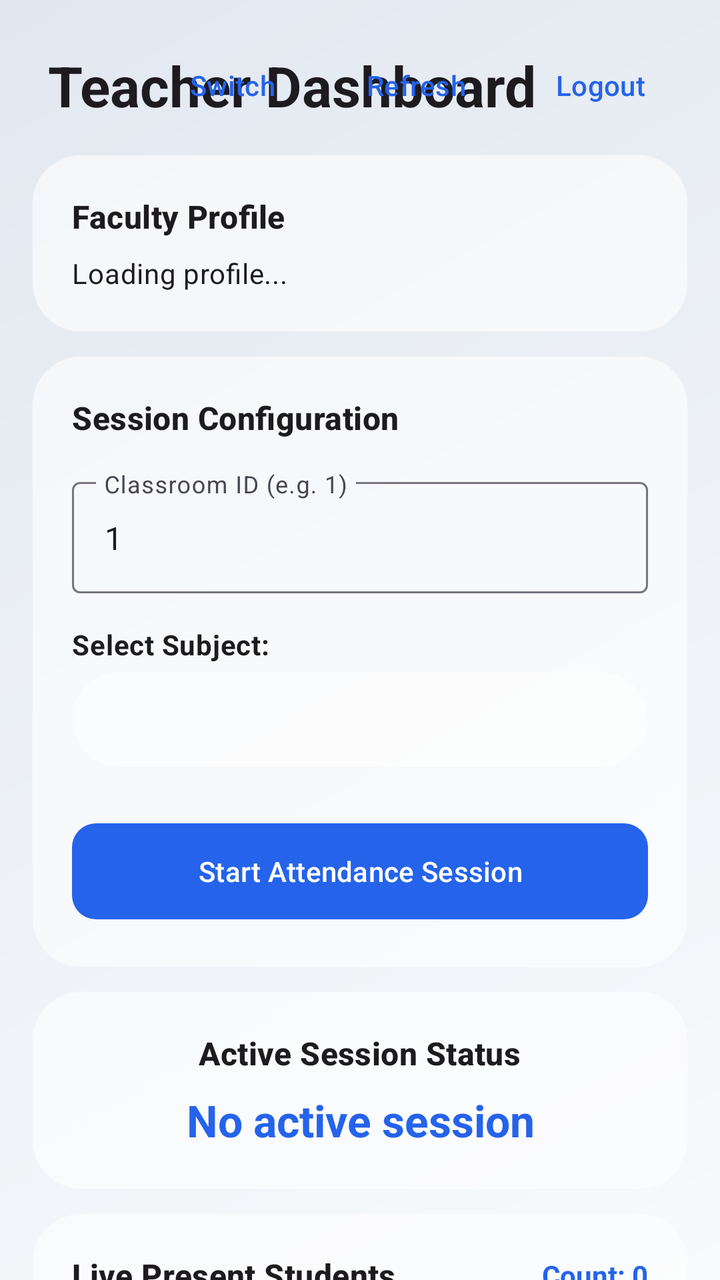
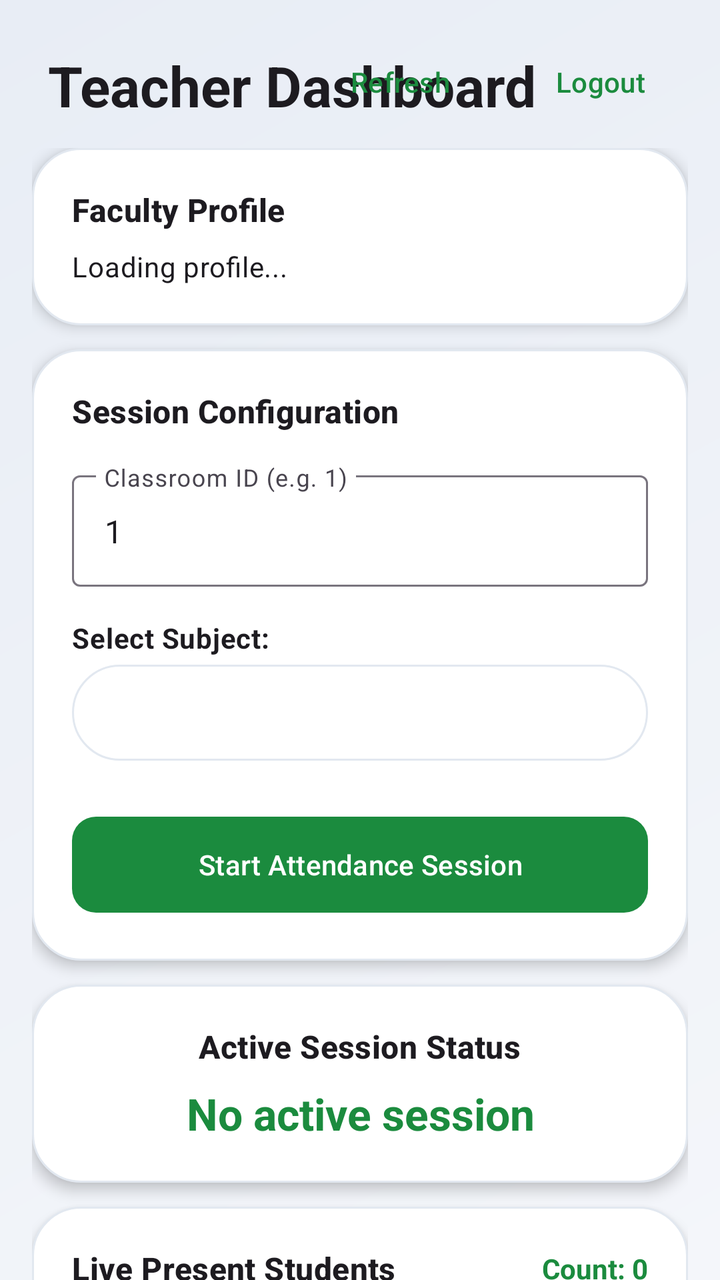

Before-and-after screenshots of an Android layout around one commit, followed by the original layout XML and the change that was made.
<!-- AndroidManifest.xml: application theme Theme.SmartAttendance -->
<!-- res/layout/activity_teacher_dashboard.xml -->
﻿<?xml version="1.0" encoding="utf-8"?>
<androidx.constraintlayout.widget.ConstraintLayout xmlns:android="http://schemas.android.com/apk/res/android"
    xmlns:app="http://schemas.android.com/apk/res-auto"
    xmlns:tools="http://schemas.android.com/tools"
    android:layout_width="match_parent"
    android:layout_height="match_parent"
    android:background="@drawable/bg_gradient"
    tools:context=".TeacherDashboardActivity">

    
    <TextView
        android:id="@+id/tvHeader"
        android:layout_width="wrap_content"
        android:layout_height="wrap_content"
        android:layout_margin="24dp"
        android:text="Teacher Dashboard"
        android:textAppearance="?attr/textAppearanceHeadlineMedium"
        android:textStyle="bold"
        app:layout_constraintStart_toStartOf="parent"
        app:layout_constraintTop_toTopOf="parent" />

    <Button
        android:id="@+id/btnSwitch"
        style="@style/Widget.Material3.Button.TextButton"
        android:layout_width="wrap_content"
        android:layout_height="wrap_content"
        android:layout_marginEnd="4dp"
        android:text="Switch"
        app:layout_constraintBottom_toBottomOf="@+id/tvHeader"
        app:layout_constraintEnd_toStartOf="@+id/btnRefresh"
        app:layout_constraintTop_toTopOf="@+id/tvHeader" />

    <Button
        android:id="@+id/btnRefresh"
        style="@style/Widget.Material3.Button.TextButton"
        android:layout_width="wrap_content"
        android:layout_height="wrap_content"
        android:layout_marginEnd="4dp"
        android:text="Refresh"
        app:layout_constraintBottom_toBottomOf="@+id/tvHeader"
        app:layout_constraintEnd_toStartOf="@+id/btnLogout"
        app:layout_constraintTop_toTopOf="@+id/tvHeader" />

    <Button
        android:id="@+id/btnLogout"
        style="@style/Widget.Material3.Button.TextButton"
        android:layout_width="wrap_content"
        android:layout_height="wrap_content"
        android:layout_marginEnd="16dp"
        android:text="Logout"
        app:layout_constraintBottom_toBottomOf="@+id/tvHeader"
        app:layout_constraintEnd_toEndOf="parent"
        app:layout_constraintTop_toTopOf="@+id/tvHeader" />

    
    <androidx.core.widget.NestedScrollView
        android:id="@+id/scrollView"
        android:layout_width="0dp"
        android:layout_height="0dp"
        android:clipToPadding="false"
        android:padding="16dp"
        app:layout_constraintBottom_toBottomOf="parent"
        app:layout_constraintEnd_toEndOf="parent"
        app:layout_constraintStart_toStartOf="parent"
        app:layout_constraintTop_toBottomOf="@id/tvHeader">

        <LinearLayout
            android:layout_width="match_parent"
            android:layout_height="wrap_content"
            android:orientation="vertical">

            
            <LinearLayout
                android:id="@+id/cardProfile"
                android:layout_width="match_parent"
                android:layout_height="wrap_content"
                android:layout_marginBottom="12dp"
                android:background="@drawable/glass_card"
                android:elevation="4dp"
                android:orientation="vertical"
                android:padding="20dp">

                <TextView
                    android:layout_width="wrap_content"
                    android:layout_height="wrap_content"
                    android:text="Faculty Profile"
                    android:textAppearance="?attr/textAppearanceTitleMedium"
                    android:textStyle="bold" />

                <TextView
                    android:id="@+id/tvTeacherInfo"
                    android:layout_width="wrap_content"
                    android:layout_height="wrap_content"
                    android:layout_marginTop="8dp"
                    android:text="Loading profile..."
                    android:textAppearance="?attr/textAppearanceBodyMedium" />
            </LinearLayout>

            
            <LinearLayout
                android:id="@+id/cardConfig"
                android:layout_width="match_parent"
                android:layout_height="wrap_content"
                android:layout_marginBottom="12dp"
                android:background="@drawable/glass_card"
                android:elevation="4dp"
                android:orientation="vertical"
                android:padding="20dp">

                <TextView
                    android:layout_width="wrap_content"
                    android:layout_height="wrap_content"
                    android:text="Session Configuration"
                    android:textAppearance="?attr/textAppearanceTitleMedium"
                    android:textStyle="bold" />

                <com.google.android.material.textfield.TextInputLayout
                    android:layout_width="match_parent"
                    android:layout_height="wrap_content"
                    android:layout_marginTop="16dp"
                    android:hint="Classroom ID (e.g. 1)"
                    app:boxBackgroundColor="@android:color/transparent">

                    <com.google.android.material.textfield.TextInputEditText
                        android:id="@+id/etClassroomId"
                        android:layout_width="match_parent"
                        android:layout_height="wrap_content"
                        android:inputType="number"
                        android:text="1" />
                </com.google.android.material.textfield.TextInputLayout>

                <TextView
                    android:layout_width="wrap_content"
                    android:layout_height="wrap_content"
                    android:layout_marginTop="16dp"
                    android:text="Select Subject:"
                    android:textAppearance="?attr/textAppearanceBodyMedium"
                    android:textStyle="bold" />

                <Spinner
                    android:id="@+id/spinnerSubject"
                    android:layout_width="match_parent"
                    android:layout_height="48dp"
                    android:layout_marginTop="4dp"
                    android:background="@drawable/glass_card"
                    android:paddingHorizontal="12dp" />

                <com.google.android.material.button.MaterialButton
                    android:id="@+id/btnStartSession"
                    android:layout_width="match_parent"
                    android:layout_height="56dp"
                    android:layout_marginTop="24dp"
                    android:text="Start Attendance Session"
                    app:cornerRadius="12dp" />

            </LinearLayout>

            
            <LinearLayout
                android:id="@+id/cardTimer"
                android:layout_width="match_parent"
                android:layout_height="wrap_content"
                android:layout_marginBottom="12dp"
                android:background="@drawable/glass_card"
                android:elevation="4dp"
                android:gravity="center"
                android:orientation="vertical"
                android:padding="20dp">

                <TextView
                    android:layout_width="wrap_content"
                    android:layout_height="wrap_content"
                    android:text="Active Session Status"
                    android:textAppearance="?attr/textAppearanceTitleMedium"
                    android:textStyle="bold" />

                <TextView
                    android:id="@+id/tvTimerStatus"
                    android:layout_width="wrap_content"
                    android:layout_height="wrap_content"
                    android:layout_marginTop="8dp"
                    android:text="No active session"
                    android:textAlignment="center"
                    android:textAppearance="?attr/textAppearanceTitleLarge"
                    android:textColor="@color/md_theme_light_primary"
                    android:textStyle="bold" />

                <com.google.android.material.button.MaterialButton
                    android:id="@+id/btnStopSession"
                    style="@style/Widget.Material3.Button.OutlinedButton"
                    android:layout_width="match_parent"
                    android:layout_height="48dp"
                    android:layout_marginTop="16dp"
                    android:text="Stop / Cancel Session"
                    android:visibility="gone"
                    app:cornerRadius="12dp" />
            </LinearLayout>

            
            <LinearLayout
                android:id="@+id/cardRoster"
                android:layout_width="match_parent"
                android:layout_height="wrap_content"
                android:layout_marginBottom="24dp"
                android:background="@drawable/glass_card"
                android:elevation="4dp"
                android:orientation="vertical"
                android:padding="20dp">

                <LinearLayout
                    android:layout_width="match_parent"
                    android:layout_height="wrap_content"
                    android:orientation="horizontal"
                    android:gravity="center_vertical">

                    <TextView
                        android:layout_width="0dp"
                        android:layout_height="wrap_content"
                        android:layout_weight="1"
                        android:text="Live Present Students"
                        android:textAppearance="?attr/textAppearanceTitleMedium"
                        android:textStyle="bold" />

                    <TextView
                        android:id="@+id/tvPresentBadge"
                        android:layout_width="wrap_content"
                        android:layout_height="wrap_content"
                        android:text="Count: 0"
                        android:textStyle="bold"
                        android:textColor="@color/md_theme_light_primary" />
                </LinearLayout>

                <TextView
                    android:id="@+id/tvRosterList"
                    android:layout_width="match_parent"
                    android:layout_height="wrap_content"
                    android:layout_marginTop="12dp"
                    android:text="No active session to display live roster."
                    android:textAppearance="?attr/textAppearanceBodyMedium" />

            </LinearLayout>

        </LinearLayout>
    </androidx.core.widget.NestedScrollView>

    <ProgressBar
        android:id="@+id/progressBar"
        android:layout_width="wrap_content"
        android:layout_height="wrap_content"
        android:visibility="gone"
        app:layout_constraintBottom_toBottomOf="parent"
        app:layout_constraintEnd_toEndOf="parent"
        app:layout_constraintStart_toStartOf="parent"
        app:layout_constraintTop_toTopOf="parent" />

</androidx.constraintlayout.widget.ConstraintLayout>
<!-- resources referenced by this layout -->
<resources>
  <color name="md_theme_light_primary">#2563EB</color>
  <!-- drawable bg_gradient (drawable) -->
  <?xml version="1.0" encoding="utf-8"?>
  <shape xmlns:android="http://schemas.android.com/apk/res/android">
      <gradient
          android:startColor="@color/bg_gradient_start"
          android:endColor="@color/bg_gradient_end"
          android:angle="135" />
  </shape>
  <!-- drawable glass_card (drawable) -->
  <?xml version="1.0" encoding="utf-8"?>
  <shape xmlns:android="http://schemas.android.com/apk/res/android">
      <solid android:color="@color/glass_card_bg" />
      <stroke android:width="1dp" android:color="@color/glass_card_stroke" />
      <corners android:radius="24dp" />
  </shape>
  <style name="Theme.SmartAttendance" parent="Base.Theme.SmartAttendance" />
  <color name="bg_gradient_start">#F8FAFC</color>
  <color name="bg_gradient_end">#E2E8F0</color>
  <color name="glass_card_bg">#99FFFFFF</color>
  <color name="glass_card_stroke">#33FFFFFF</color>
  <style name="Base.Theme.SmartAttendance" parent="Theme.Material3.DayNight.NoActionBar">
          <item name="colorPrimary">@color/md_theme_light_primary</item>
          <item name="colorOnPrimary">@color/md_theme_light_onPrimary</item>
          <item name="colorPrimaryContainer">@color/md_theme_light_primaryContainer</item>
          <item name="colorOnPrimaryContainer">@color/md_theme_light_onPrimaryContainer</item>
      </style>
  <color name="md_theme_light_onPrimary">#FFFFFF</color>
  <color name="md_theme_light_primaryContainer">#DBEAFE</color>
  <color name="md_theme_light_onPrimaryContainer">#1E3A8A</color>
</resources>

<!-- the commit's change to res/layout/activity_teacher_dashboard.xml (unified diff, before → after) -->
@@ -10,8 +10,8 @@
     
     <TextView
         android:id="@+id/tvHeader"
-        android:layout_width="wrap_content"
-        android:layout_height="wrap_content"
+        android:layout_width="250dp"
+        android:layout_height="34dp"
         android:layout_margin="24dp"
         android:text="Teacher Dashboard"
         android:textAppearance="?attr/textAppearanceHeadlineMedium"
@@ -19,23 +19,23 @@
         app:layout_constraintStart_toStartOf="parent"
         app:layout_constraintTop_toTopOf="parent" />
 
-    <Button
-        android:id="@+id/btnSwitch"
-        style="@style/Widget.Material3.Button.TextButton"
-        android:layout_width="wrap_content"
-        android:layout_height="wrap_content"
-        android:layout_marginEnd="4dp"
-        android:text="Switch"
-        app:layout_constraintBottom_toBottomOf="@+id/tvHeader"
-        app:layout_constraintEnd_toStartOf="@+id/btnRefresh"
-        app:layout_constraintTop_toTopOf="@+id/tvHeader" />
+
+
+
+
+
+
+
+
+
+
 
     <Button
         android:id="@+id/btnRefresh"
         style="@style/Widget.Material3.Button.TextButton"
         android:layout_width="wrap_content"
         android:layout_height="wrap_content"
-        android:layout_marginEnd="4dp"
+        android:layout_marginEnd="12dp"
         android:text="Refresh"
         app:layout_constraintBottom_toBottomOf="@+id/tvHeader"
         app:layout_constraintEnd_toStartOf="@+id/btnLogout"
<!-- resource entries referenced after the edit -->
@@ -1,6 +1,6 @@
 <!-- resources referenced by this layout -->
 <resources>
-  <color name="md_theme_light_primary">#2563EB</color>
+  <color name="md_theme_light_primary">#1B8B3E</color>
   <!-- drawable bg_gradient (drawable) -->
   <?xml version="1.0" encoding="utf-8"?>
   <shape xmlns:android="http://schemas.android.com/apk/res/android">
@@ -17,18 +17,19 @@
       <corners android:radius="24dp" />
   </shape>
   <style name="Theme.SmartAttendance" parent="Base.Theme.SmartAttendance" />
-  <color name="bg_gradient_start">#F8FAFC</color>
-  <color name="bg_gradient_end">#E2E8F0</color>
-  <color name="glass_card_bg">#99FFFFFF</color>
-  <color name="glass_card_stroke">#33FFFFFF</color>
-  <style name="Base.Theme.SmartAttendance" parent="Theme.Material3.DayNight.NoActionBar">
+  <color name="bg_gradient_start">#F4F6FA</color>
+  <color name="bg_gradient_end">#E8EDF5</color>
+  <color name="glass_card_bg">#FFFFFFFF</color>
+  <color name="glass_card_stroke">#E2E8F0</color>
+  <style name="Base.Theme.SmartAttendance" parent="Theme.Material3.Light.NoActionBar">
           <item name="colorPrimary">@color/md_theme_light_primary</item>
           <item name="colorOnPrimary">@color/md_theme_light_onPrimary</item>
           <item name="colorPrimaryContainer">@color/md_theme_light_primaryContainer</item>
           <item name="colorOnPrimaryContainer">@color/md_theme_light_onPrimaryContainer</item>
+          <item name="android:windowBackground">@color/bg_gradient_start</item>
       </style>
   <color name="md_theme_light_onPrimary">#FFFFFF</color>
-  <color name="md_theme_light_primaryContainer">#DBEAFE</color>
-  <color name="md_theme_light_onPrimaryContainer">#1E3A8A</color>
+  <color name="md_theme_light_primaryContainer">#C8F0D4</color>
+  <color name="md_theme_light_onPrimaryContainer">#0A4A1F</color>
 </resources>
 
